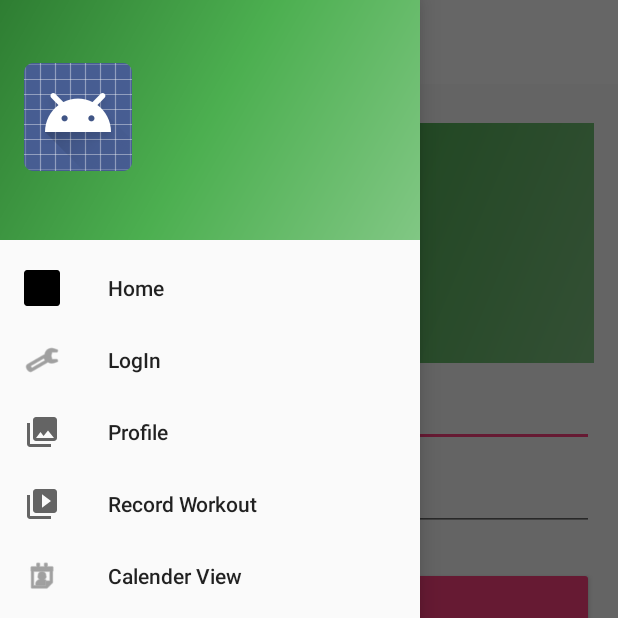
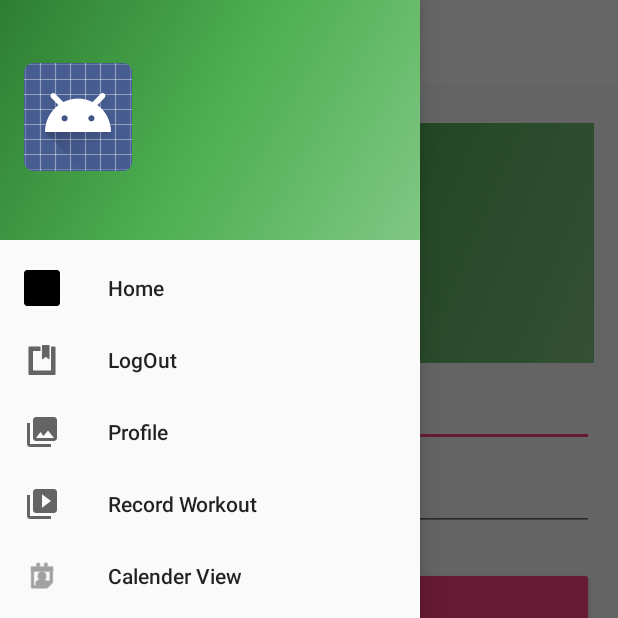
Before and after one commit to neev/EasyFit, an Android app: the CreateNewAccount screen opened directly, with no data from a screen before it, with the side drawer open, on a phone screen of 412 x 824 dp, the top half of it. Run offline under Robolectric (Android 15) with nearby library versions, the phone set to English and light mode, and no system bars; our stand-ins replace ButterKnife; libraries missing offline, so code that uses them is left out: com.firebase.client; 1 statement that could not run was skipped.

Commit message:
Checked the log in /logout function

```diff
--- a/app/build.gradle
+++ b/app/build.gradle
@@ -38,6 +38,5 @@ dependencies {
     compile 'com.android.support:support-v4:23.1.1'
     compile 'com.android.support:recyclerview-v7:23.1.1'
     compile 'com.firebase:firebase-client-android:2.5.2+'
-    compile 'com.google.android.gms:play-services-appindexing:8.1.0'
     compile 'com.roomorama:caldroid:3.0.1'
 }
--- a/app/src/main/java/com/example/android/easyfitness/BaseActivity.java
+++ b/app/src/main/java/com/example/android/easyfitness/BaseActivity.java
@@ -28,7 +28,7 @@ import java.util.HashMap;
 public class BaseActivity extends AppCompatActivity implements
         NavigationView.OnNavigationItemSelectedListener {
 
-    private NavigationView navigationView;
+    public NavigationView navigationView;
     private DrawerLayout fullLayout;
     private Toolbar toolbar;
     private ActionBarDrawerToggle drawerToggle;
@@ -87,6 +87,8 @@ public class BaseActivity extends AppCompatActivity implements
         toolbar = (Toolbar) findViewById(R.id.toolbarProfile);
         navigationView = (NavigationView) findViewById(R.id.navigationView);
 
+
+
         if (useToolbar()) {
             setSupportActionBar(toolbar);
             getSupportActionBar().setDisplayHomeAsUpEnabled(true);
@@ -110,6 +112,7 @@ public class BaseActivity extends AppCompatActivity implements
     protected void setUpNavView() {
         navigationView.setNavigationItemSelectedListener(this);
         session=new SessionManagement(this);
+
         if (useDrawerToggle()) { // use the hamburger menu
             drawerToggle = new ActionBarDrawerToggle(this, fullLayout, toolbar,
                     R.string.navigation_drawer_open, R.string.navigation_drawer_close);
@@ -159,14 +162,15 @@ session=new SessionManagement(this);
                 return true;
 
             case R.id.nav_login: {
-                if (session.checkLogin())
-                    item.setVisible(false);
+                if (!session.checkLogin()) {
 
+                    navigationView.getMenu().findItem(R.id.nav_login).setVisible(false);
                     navigationView.getMenu().findItem(R.id.nav_logout).setVisible(true);
                     Intent intent = new Intent(this, Login.class);
                     startActivity(intent);
-                Toast.makeText(getApplicationContext(), "login", Toast.LENGTH_LONG)
+                    Toast.makeText(getApplicationContext(), "Open login page", Toast.LENGTH_LONG)
                             .show();
+                }
 
             }
             return true;
@@ -233,25 +237,20 @@ session=new SessionManagement(this);
             return true;
 
             case R.id.nav_logout: {
+                if (session.checkLogin()) {
 
                     session.logoutUser();
-
-                item.setVisible(false);
                     navigationView.getMenu().findItem(R.id.nav_login).setVisible(true);
+                    navigationView.getMenu().findItem(R.id.nav_logout).setVisible(false);
 
                     Toast.makeText(this, "Please LOG IN !", Toast.LENGTH_LONG)
                             .show();
+                }
 
             }
             return true;
 
-            /*case R.id.nav_share:
-                startActivity(new Intent(this, MainActivity.class));
-                return true;
 
-            case R.id.nav_send:
-                startActivity(new Intent(this, MainActivity.class));
-                return true;*/
         }
 
         return super.onOptionsItemSelected(item);
@@ -312,7 +311,14 @@ session=new SessionManagement(this);
 
     protected void onResume() {
         super.onResume();
-       /* navigationView.getMenu().findItem(R.id.nav_login).setVisible(false);
-        navigationView.getMenu().findItem(R.id.nav_logout).setVisible(true);*/
+
+
+            navigationView.getMenu().findItem(R.id.nav_login).setVisible(false);
+            navigationView.getMenu().findItem(R.id.nav_logout).setVisible(true);
+            Toast.makeText(getApplicationContext(), "check to show log in or log out", Toast
+                    .LENGTH_LONG)
+                    .show();
+
+
     }
 }
--- a/app/src/main/java/com/example/android/easyfitness/Login.java
+++ b/app/src/main/java/com/example/android/easyfitness/Login.java
@@ -292,6 +292,10 @@ public class Login extends BaseActivity   {
     @Override
     public boolean onOptionsItemSelected(MenuItem item) {
 
+
+
+
+
         return super.onOptionsItemSelected(item);
     }
 
@@ -357,6 +361,8 @@ public class Login extends BaseActivity   {
         onLoginFailed();
     }
 
+
+
     private class AuthResultHandler implements Firebase.AuthResultHandler {
 
         private final String provider;
--- a/app/src/main/java/com/example/android/easyfitness/MainActivity.java
+++ b/app/src/main/java/com/example/android/easyfitness/MainActivity.java
@@ -7,6 +7,7 @@ import android.support.v4.widget.DrawerLayout;
 import android.view.Menu;
 import android.view.MenuItem;
 import android.widget.ImageView;
+import android.widget.Toast;
 
 import com.bumptech.glide.Glide;
 import com.example.android.easyfitness.sync.SunshineSyncAdapter;
@@ -117,6 +118,7 @@ public class MainActivity extends BaseActivity
             return true;
         }
 
+
         return super.onOptionsItemSelected(item);
     }
 
--- a/app/src/main/java/com/example/android/easyfitness/SessionManagement.java
+++ b/app/src/main/java/com/example/android/easyfitness/SessionManagement.java
@@ -144,6 +144,16 @@ public class SessionManagement {
             editor.clear();
             editor.commit();
 
+           /* try {
+                Login.class.newInstance().logout();
+            } catch (InstantiationException e) {
+                System.out.println("Logout error in session " + e.getMessage());
+                e.printStackTrace();
+            } catch (IllegalAccessException e) {
+                e.printStackTrace();
+                System.out.println("Logout error in session " + e.getMessage());
+            }
+*/
             /*// After logout redirect user to Loing Activity
             Intent i = new Intent(_context, Login.class);
             // Closing all the Activities
--- a/app/src/main/java/com/example/android/easyfitness/WorkoutListAdapter.java
+++ b/app/src/main/java/com/example/android/easyfitness/WorkoutListAdapter.java
@@ -20,6 +20,8 @@ import com.firebase.client.FirebaseError;
 
 import java.util.Calendar;
 import java.util.HashMap;
+
+;
 
 /**
  * Created by neeraja on 3/6/2016.
--- a/app/src/main/res/menu/activity_main_drawer.xml
+++ b/app/src/main/res/menu/activity_main_drawer.xml
@@ -2,7 +2,8 @@
 <menu xmlns:android="http://schemas.android.com/apk/res/android"
       xmlns:app="http://schemas.android.com/apk/res-auto">
 
-    <group android:checkableBehavior="single">
+    <group android:checkableBehavior="single"
+            android:id="@+id/group1">
         <item
             android:id="@+id/nav_home"
             android:icon="@android:drawable/sym_def_app_icon"
```
Lines whose indentation alone changed are shown as unchanged.
